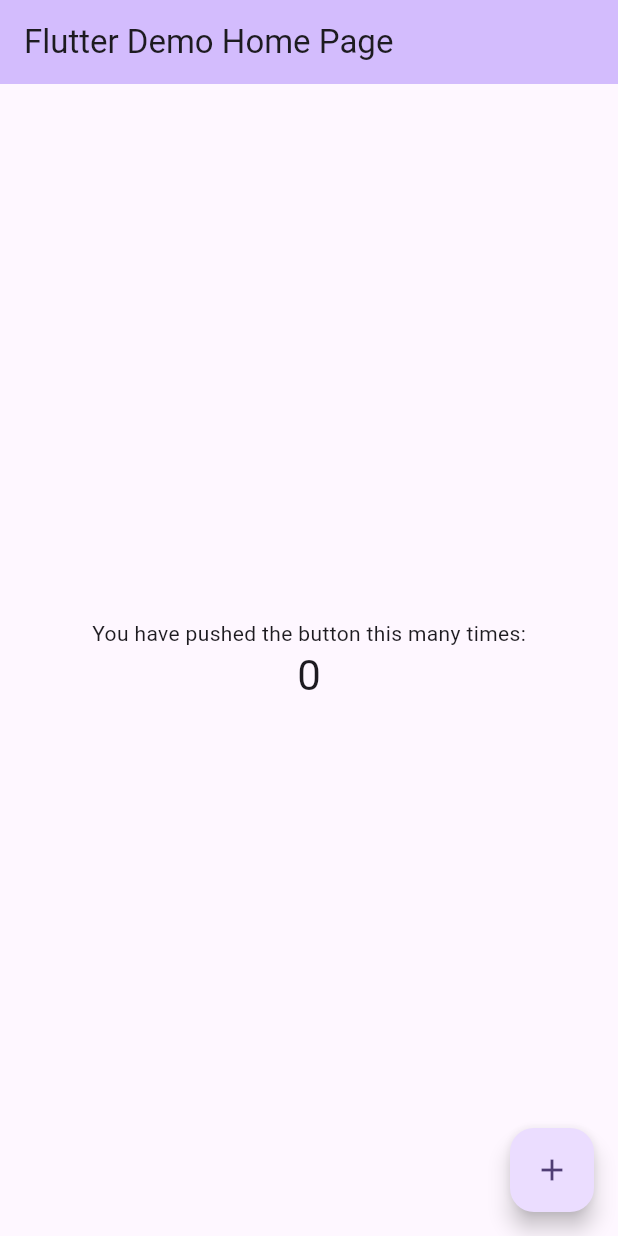
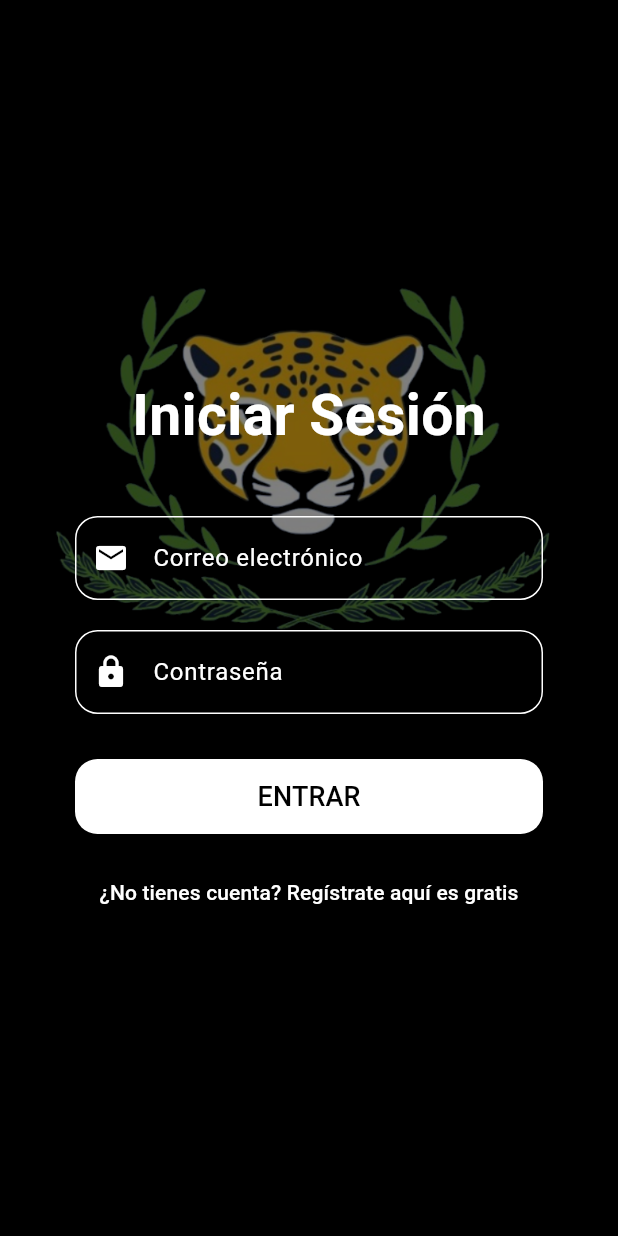
Before and after one commit to jesusxD121/ocelotl, a Flutter app: the screen it shows after launch, on a phone screen of 412 x 824 dp. Run offline on Flutter 3.47's test engine with Material 3 defaults, Android fonts, the phone set to English and light mode, and no system bars.

Commit message:
los archivos son

```diff
--- a/lib/main.dart
+++ b/lib/main.dart
@@ -1,4 +1,5 @@
 import 'package:flutter/material.dart';
+import 'dart:async'; // Para temporizador
 
 void main() {
   runApp(const MyApp());
@@ -7,116 +8,307 @@ void main() {
 class MyApp extends StatelessWidget {
   const MyApp({super.key});
 
-  // This widget is the root of your application.
+
   @override
   Widget build(BuildContext context) {
     return MaterialApp(
-      title: 'Flutter Demo',
-      theme: ThemeData(
-        // This is the theme of your application.
-        //
-        // TRY THIS: Try running your application with "flutter run". You'll see
-        // the application has a purple toolbar. Then, without quitting the app,
-        // try changing the seedColor in the colorScheme below to Colors.green
-        // and then invoke "hot reload" (save your changes or press the "hot
-        // reload" button in a Flutter-supported IDE, or press "r" if you used
-        // the command line to start the app).
-        //
-        // Notice that the counter didn't reset back to zero; the application
-        // state is not lost during the reload. To reset the state, use hot
-        // restart instead.
-        //
-        // This works for code too, not just values: Most code changes can be
-        // tested with just a hot reload.
-        colorScheme: ColorScheme.fromSeed(seedColor: Colors.deepPurple),
+      debugShowCheckedModeBanner: false,
+      title: 'OCELOTL App',
+      home: const SplashScreen(), // Pantalla inicial
+    );
+  }
+}
+class SplashScreen extends StatefulWidget {
+  const SplashScreen({super.key});
+  @override
+  State<SplashScreen> createState() => _SplashScreenState();
+}
+
+class _SplashScreenState extends State<SplashScreen>
+    with SingleTickerProviderStateMixin {
+  late AnimationController _controller;
+  late Animation<double> _bounceAnimation;
+
+  @override
+  void initState() {
+    super.initState();
+    _controller = AnimationController(
+      vsync: this,
+      duration: const Duration(seconds: 2, milliseconds: 200),
+    )..repeat(reverse: true);
+
+    _bounceAnimation = CurvedAnimation(
+      parent: _controller,
+      curve: Curves.elasticInOut,
+    );
+    Timer(const Duration(seconds: 3), () {
+      Navigator.pushReplacement(
+        context,
+        MaterialPageRoute(builder: (_) => const LoginPage()),
+      );
+    });
+  }
+
+  @override
+  void dispose() {
+    _controller.dispose();
+    super.dispose();
+  }
+
+  @override
+  Widget build(BuildContext context) {
+    return Scaffold(
+      backgroundColor: const Color.fromRGBO(0, 0, 0, 1),
+      body: Center(
+        child: ScaleTransition(
+          scale: _bounceAnimation,
+          child: Image.asset(
+            'assets/jaguar.png',
+            width: 600,
+            height: 600,
+          ),
+        ),
       ),
-      home: const MyHomePage(title: 'Flutter Demo Home Page'),
     );
   }
 }
 
-class MyHomePage extends StatefulWidget {
-  const MyHomePage({super.key, required this.title});
+// PANTALLA DE INICIO DE SESIÓN
 
-  // This widget is the home page of your application. It is stateful, meaning
-  // that it has a State object (defined below) that contains fields that affect
-  // how it looks.
-
-  // This class is the configuration for the state. It holds the values (in this
-  // case the title) provided by the parent (in this case the App widget) and
-  // used by the build method of the State. Fields in a Widget subclass are
-  // always marked "final".
-
-  final String title;
-
-  @override
-  State<MyHomePage> createState() => _MyHomePageState();
-}
-
-class _MyHomePageState extends State<MyHomePage> {
-  int _counter = 0;
-
-  void _incrementCounter() {
-    setState(() {
-      // This call to setState tells the Flutter framework that something has
-      // changed in this State, which causes it to rerun the build method below
-      // so that the display can reflect the updated values. If we changed
-      // _counter without calling setState(), then the build method would not be
-      // called again, and so nothing would appear to happen.
-      _counter++;
-    });
-  }
+class LoginPage extends StatelessWidget {
+  const LoginPage({super.key});
 
   @override
   Widget build(BuildContext context) {
-    // This method is rerun every time setState is called, for instance as done
-    // by the _incrementCounter method above.
-    //
-    // The Flutter framework has been optimized to make rerunning build methods
-    // fast, so that you can just rebuild anything that needs updating rather
-    // than having to individually change instances of widgets.
     return Scaffold(
+      backgroundColor: Colors.black,
+      body: Stack(
+        children: [
+          // Imagen de fondo semitransparente
+          Positioned.fill(
+            child: Opacity(
+              opacity: 0.5,
+              child: Image.asset(
+                'assets/jaguar.png',
+                fit: BoxFit.cover,
+              ),
+            ),
+          ),
+          // Contenido encima de la imagen
+          SingleChildScrollView(
+            padding: const EdgeInsets.all(50),
+            child: Column(
+              mainAxisAlignment: MainAxisAlignment.center,
+              children: [
+                const SizedBox(height: 200),
+                const Text(
+                  'Iniciar Sesión',
+                  style: TextStyle(
+                    fontSize: 38,
+                    fontWeight: FontWeight.bold,
+                    color: Colors.white,
+                  ),
+                ),
+                const SizedBox(height: 40),
+                TextField(
+                  style: const TextStyle(color: Colors.white),
+                  cursorColor: Colors.white,
+                  decoration: InputDecoration(
+                    labelText: 'Correo electrónico',
+                    labelStyle: const TextStyle(color: Colors.white),
+                    prefixIcon: const Icon(Icons.email, color: Colors.white),
+                    enabledBorder: const OutlineInputBorder(
+                      borderSide: BorderSide(color: Colors.white),
+                      borderRadius: BorderRadius.all(Radius.circular(15)),
+                    ),
+                    focusedBorder: const OutlineInputBorder(
+                      borderSide: BorderSide(color: Colors.white),
+                      borderRadius: BorderRadius.all(Radius.circular(15)),
+                    ),
+                  ),
+                ),
+                const SizedBox(height: 20),
+                TextField(
+                  obscureText: true,
+                  style: const TextStyle(color: Colors.white),
+                  cursorColor: Colors.white,
+                  decoration: InputDecoration(
+                    labelText: 'Contraseña',
+                    labelStyle: const TextStyle(color: Colors.white),
+                    prefixIcon: const Icon(Icons.lock, color: Colors.white),
+                    enabledBorder: const OutlineInputBorder(
+                      borderSide: BorderSide(color: Colors.white),
+                      borderRadius: BorderRadius.all(Radius.circular(15)),
+                    ),
+                    focusedBorder: const OutlineInputBorder(
+                      borderSide: BorderSide(color: Colors.white),
+                      borderRadius: BorderRadius.all(Radius.circular(15)),
+                    ),
+                  ),
+                ),
+                const SizedBox(height: 30),
+                ElevatedButton(
+                  style: ElevatedButton.styleFrom(
+                    backgroundColor: Colors.white,
+                    minimumSize: const Size(double.infinity, 50),
+                    shape: RoundedRectangleBorder(
+                      borderRadius: BorderRadius.circular(15),
+                    ),
+                  ),
+                  onPressed: () {
+                    ScaffoldMessenger.of(context).showSnackBar(
+                      const SnackBar(content: Text('Bienvenido a OCELOTL :D!')),
+                    );
+                  },
+                  child: const Text(
+                    'ENTRAR',
+                    style: TextStyle(fontSize: 18, color: Colors.black),
+                  ),
+                ),
+                const SizedBox(height: 15),
+                TextButton(
+                  onPressed: () {
+                    Navigator.push(
+                      context,
+                      MaterialPageRoute(builder: (_) => const RegisterPage()),
+                    );
+                  },
+                  child: const Text(
+                    '¿No tienes cuenta? Regístrate aquí es gratis',
+                    style: TextStyle(color: Colors.white),
+                  ),
+                ),
+              ],
+            ),
+          ),
+        ],
+      ),
+    );
+  }
+}
+
+
+// PANTALLA DE REGISTRO MODOFICAR CON CUIDADO EQUIPO
+class RegisterPage extends StatelessWidget {
+  const RegisterPage({super.key});
+
+  @override
+  Widget build(BuildContext context)
+    {
+    return Scaffold(
+      backgroundColor: Colors.black,
       appBar: AppBar(
-        // TRY THIS: Try changing the color here to a specific color (to
-        // Colors.amber, perhaps?) and trigger a hot reload to see the AppBar
-        // change color while the other colors stay the same.
-        backgroundColor: Theme.of(context).colorScheme.inversePrimary,
-        // Here we take the value from the MyHomePage object that was created by
-        // the App.build method, and use it to set our appbar title.
-        title: Text(widget.title),
+        backgroundColor: Colors.black,
+        title: const Text(
+          'Crear cuenta',
+          style: TextStyle(color: Colors.white),
+        ),
+        foregroundColor: Colors.white,
       ),
-      body: Center(
-        // Center is a layout widget. It takes a single child and positions it
-        // in the middle of the parent.
+      body: Padding(
+        padding: const EdgeInsets.all(10),
         child: Column(
-          // Column is also a layout widget. It takes a list of children and
-          // arranges them vertically. By default, it sizes itself to fit its
-          // children horizontally, and tries to be as tall as its parent.
-          //
-          // Column has various properties to control how it sizes itself and
-          // how it positions its children. Here we use mainAxisAlignment to
-          // center the children vertically; the main axis here is the vertical
-          // axis because Columns are vertical (the cross axis would be
-          // horizontal).
-          //
-          // TRY THIS: Invoke "debug painting" (choose the "Toggle Debug Paint"
-          // action in the IDE, or press "p" in the console), to see the
-          // wireframe for each widget.
-          mainAxisAlignment: MainAxisAlignment.center,
-          children: <Widget>[
-            const Text('You have pushed the button this many times:'),
-            Text(
-              '$_counter',
-              style: Theme.of(context).textTheme.headlineMedium,
+          crossAxisAlignment: CrossAxisAlignment.stretch,
+          children: [
+              const Text(
+              'REGÍSTRATE AHORA',
+              textAlign: TextAlign.center,
+              style: TextStyle(
+                fontSize: 48,
+                fontWeight: FontWeight.bold,
+                color: Colors.white,
+              ),
+            ),
+            const SizedBox(height: 90),
+
+            TextField(
+
+              style: const TextStyle(color: Colors.white),
+              cursorColor: Colors.white,
+              decoration: InputDecoration(
+                labelText: 'Nombre completo',
+                labelStyle: const TextStyle(color: Colors.white),
+                prefixIcon: const Icon(Icons.person, color: Colors.white),
+                enabledBorder: const OutlineInputBorder(
+                  borderSide: BorderSide(color: Colors.white),
+                  borderRadius: BorderRadius.all(Radius.circular(15)),
+                ),
+                focusedBorder: const OutlineInputBorder(
+                  borderSide: BorderSide(color: Colors.white),
+                  borderRadius: BorderRadius.all(Radius.circular(15)),
+                ),
+              ),
+            ),
+            const SizedBox(height: 20),
+            TextField(
+              style: const TextStyle(color: Colors.white),
+              cursorColor: Colors.white,
+              decoration: InputDecoration(
+                labelText: 'Correo electrónico',
+                labelStyle: const TextStyle(color: Colors.white),
+                prefixIcon: const Icon(Icons.email, color: Colors.white),
+                enabledBorder: const OutlineInputBorder(
+                  borderSide: BorderSide(color: Colors.white),
+                  borderRadius: BorderRadius.all(Radius.circular(15)),
+                ),
+                focusedBorder: const OutlineInputBorder(
+                  borderSide: BorderSide(color: Colors.white),
+                  borderRadius: BorderRadius.all(Radius.circular(15)),
+                ),
+              ),
+            ),
+            const SizedBox(height: 20),
+            TextField(
+              obscureText: true,
+              style: const TextStyle(color: Colors.white),
+              cursorColor: Colors.white,
+              decoration: InputDecoration(
+                labelText: 'Contraseña',
+                labelStyle: const TextStyle(color: Colors.white),
+                prefixIcon: const Icon(Icons.lock, color: Colors.white),
+                enabledBorder: const OutlineInputBorder(
+                  borderSide: BorderSide(color: Colors.white),
+                  borderRadius: BorderRadius.all(Radius.circular(15)),
+                ),
+                focusedBorder: const OutlineInputBorder(
+                  borderSide: BorderSide(color: Colors.white),
+                  borderRadius: BorderRadius.all(Radius.circular(15)),
+                ),
+              ),
+            ),
+            const SizedBox(height: 60),
+            // Título grande justo antes del botón
+            ElevatedButton(
+              style: ElevatedButton.styleFrom(
+                backgroundColor: Colors.white,
+                minimumSize: const Size(double.infinity, 50),
+                shape: RoundedRectangleBorder(
+                  borderRadius: BorderRadius.circular(15),
+                ),
+              ),
+              onPressed: () {
+                Navigator.pop(context);
+              },
+              child: const Text(
+                'REGÍSTRATE',
+                style: TextStyle(fontSize: 18, color: Colors.black),
+              ),
             ),
           ],
         ),
       ),
-      floatingActionButton: FloatingActionButton(
-        onPressed: _incrementCounter,
-        tooltip: 'Increment',
-        child: const Icon(Icons.add),
-      ), // This trailing comma makes auto-formatting nicer for build methods.
+      bottomNavigationBar: BottomAppBar(
+        color: Colors.black,
+        child: const Padding(
+          padding: EdgeInsets.all(10.0),
+          child: Text(
+            '© 2025 OCELOTL. Todos los derechos son de los autores.',
+            style: TextStyle(color: Colors.red),
+            textAlign: TextAlign.center,
+          ),
+        ),
+      ),
     );
   }
 }
+// FIN PANTALLA DE REGISTRO
--- a/pubspec.yaml
+++ b/pubspec.yaml
@@ -52,11 +52,13 @@ dev_dependencies:
 # The following section is specific to Flutter packages.
 flutter:
 
+
   # The following line ensures that the Material Icons font is
   # included with your application, so that you can use the icons in
   # the material Icons class.
   uses-material-design: true
-
+  assets:
+  - assets/jaguar.png
   # To add assets to your application, add an assets section, like this:
   # assets:
   #   - images/a_dot_burr.jpeg
@@ -64,7 +66,7 @@ flutter:
 
   # An image asset can refer to one or more resolution-specific "variants", see
   # https://flutter.dev/to/resolution-aware-images
-
+  # For details regarding assets from package dependencies,
   # For details regarding adding assets from package dependencies, see
   # https://flutter.dev/to/asset-from-package
 
```
Also changed, not shown: assets/jaguar.png (added), 1 other file.
